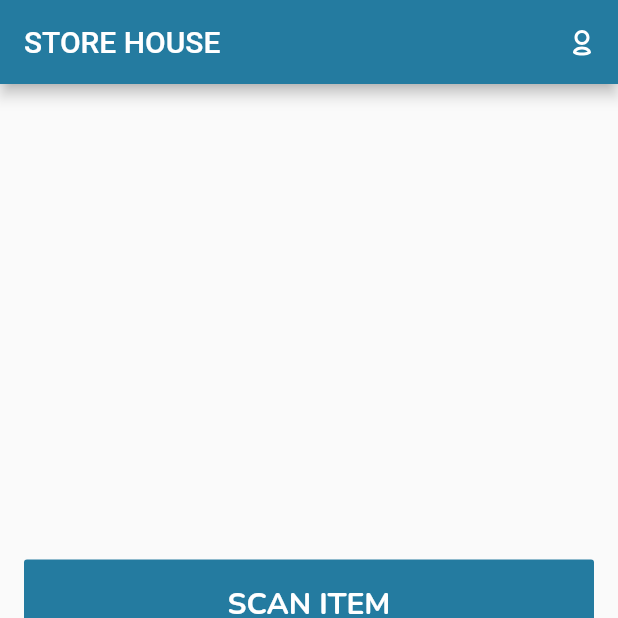
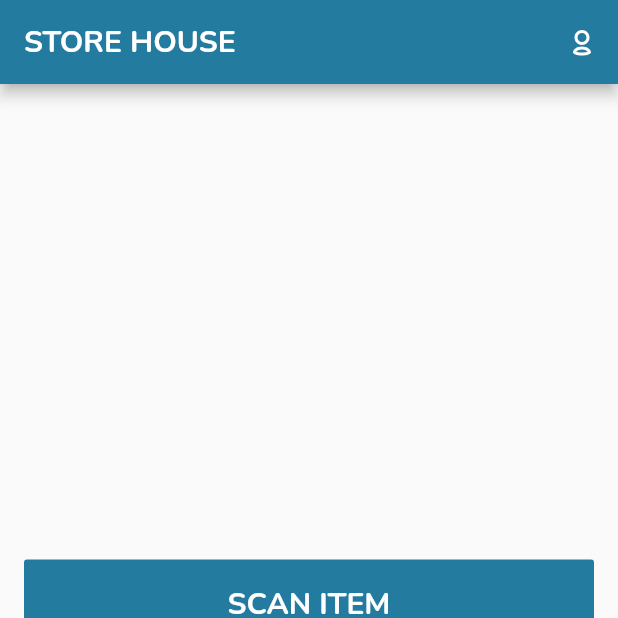
Before and after one commit to renjie19/store_house, a Flutter app: the screen it shows once a user with an empty profile is signed in, on a phone screen of 412 x 824 dp, the top half of it. Run offline on Flutter 3.47's test engine with Material 2 defaults, Android fonts, the phone set to English and light mode, and no system bars; our stand-ins replace cloud_firestore, firebase_auth, firebase_core, flutter_form_builder, fluttericon, get and 2 more; missing offline and left inert: flutter_barcode_scanner, flutter_overlay_loader; accounts and stored records are empty.

Commit message:
added string formatter, added storage name for debug mode only

```diff
--- a/lib/pages/create_item.dart
+++ b/lib/pages/create_item.dart
@@ -10,6 +10,7 @@ import 'package:get/get.dart';
 import 'package:intl/intl.dart';
 import 'package:store_house/controller/create_item_controller.dart';
 import 'package:store_house/util/notification_util.dart';
+import 'package:store_house/util/string_formatter.dart';
 
 class CreateItem extends StatefulWidget {
   static final String name = '/CREATE_ITEM';
@@ -128,6 +129,7 @@ class _CreateItemState extends State<CreateItem> {
                   decoration: inputDecoration.copyWith(labelText: 'Item Name'),
                   autovalidateMode: AutovalidateMode.onUserInteraction,
                   textInputAction: TextInputAction.next,
+                  valueTransformer: toSnakeCase,
                   validator: FormBuilderValidators.compose([
                     FormBuilderValidators.required(context),
                   ]),
--- a/lib/pages/edit_item.dart
+++ b/lib/pages/edit_item.dart
@@ -8,6 +8,7 @@ import 'package:get/get.dart';
 import 'package:intl/intl.dart';
 import 'package:store_house/controller/create_item_controller.dart';
 import 'package:store_house/util/notification_util.dart';
+import 'package:store_house/util/string_formatter.dart';
 
 class EditItem extends StatefulWidget {
   static final String name = '/EDIT_ITEM';
@@ -121,6 +122,7 @@ class _EditItemState extends State<EditItem> {
                   decoration: inputDecoration.copyWith(labelText: 'Item Name'),
                   autovalidateMode: AutovalidateMode.onUserInteraction,
                   textInputAction: TextInputAction.next,
+                  valueTransformer: toSnakeCase,
                   validator: FormBuilderValidators.compose([
                     FormBuilderValidators.required(context),
                   ]),
--- a/lib/pages/home.dart
+++ b/lib/pages/home.dart
@@ -3,6 +3,7 @@ import 'package:flutter_barcode_scanner/flutter_barcode_scanner.dart';
 import 'package:flutter_overlay_loader/flutter_overlay_loader.dart';
 import 'package:fluttericon/typicons_icons.dart';
 import 'package:get/get.dart';
+import 'package:google_fonts/google_fonts.dart';
 import 'package:store_house/controller/main_app_controller.dart';
 import 'package:store_house/pages/item_details.dart';
 import 'package:store_house/pages/item_management.dart';
@@ -38,7 +39,11 @@ class Home extends StatelessWidget {
         appBar: AppBar(
           title: Text(
             'STORE HOUSE',
-            style: TextStyle(color: Colors.white),
+            style: TextStyle(
+              color: Colors.white,
+              fontFamily: GoogleFonts.nunito().fontFamily,
+              fontWeight: FontWeight.bold,
+            ),
           ),
           actions: [
             IconButton(
--- a/lib/service/storage_service.dart
+++ b/lib/service/storage_service.dart
@@ -1,11 +1,10 @@
 import 'package:cloud_firestore/cloud_firestore.dart';
 import 'package:firebase_auth/firebase_auth.dart';
+import 'package:flutter/foundation.dart';
 import 'package:get/get.dart';
-import 'package:store_house/service/auth_service.dart';
-import 'package:store_house/util/notification_util.dart';
 
 class StorageService extends GetxService {
-  static const String ITEM_COLLECTION = 'store_house_items';
+  static const String ITEM_COLLECTION = kReleaseMode ? 'store_house_items' : 'debug_store_house_items';
   final FirebaseAuth _auth = FirebaseAuth.instance;
   final _itemCollection =
       FirebaseFirestore.instance.collection(ITEM_COLLECTION);
```
Also changed, not shown: lib/util/string_formatter.dart (added, +10 -0 lines).
